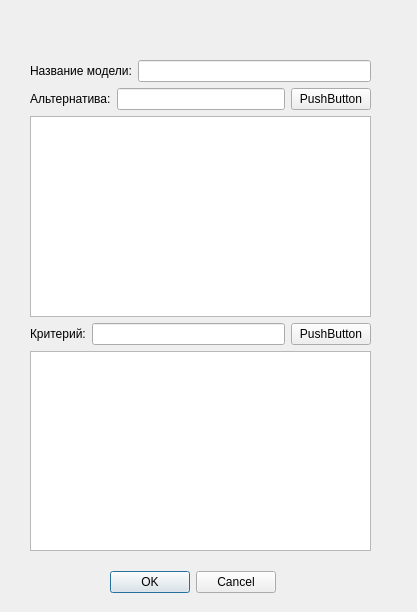
The window that trunk/core/src/ui/DecisionModelDialog.ui (braubergiag/decision-models) describes before a commit, drawn with Qt 5.
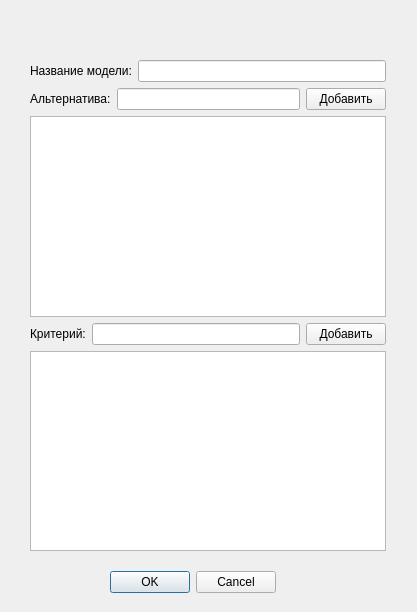
The same window after the commit.

```diff
--- a/trunk/core/src/ui/DecisionModelDialog.ui
+++ b/trunk/core/src/ui/DecisionModelDialog.ui
@@ -31,7 +31,7 @@
     <rect>
      <x>30</x>
      <y>60</y>
-     <width>341</width>
+     <width>356</width>
      <height>491</height>
     </rect>
    </property>
@@ -65,7 +65,7 @@
       <item>
        <widget class="QPushButton" name="addAlternative">
         <property name="text">
-         <string>PushButton</string>
+         <string>Добавить</string>
         </property>
        </widget>
       </item>
@@ -89,7 +89,7 @@
       <item>
        <widget class="QPushButton" name="addCriteria">
         <property name="text">
-         <string>PushButton</string>
+         <string>Добавить</string>
         </property>
        </widget>
       </item>
```
